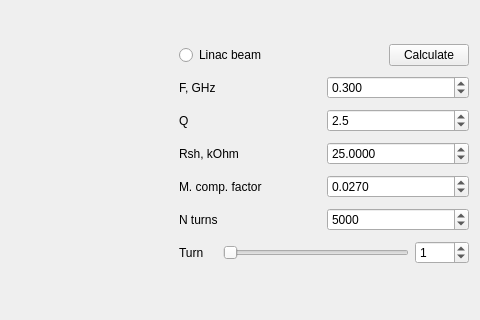
Above: wi.ui from vitaliibalakin/dr_microwave before the change; both pictures show x 681 to 1161 and y 0 to 320 of the 1161 by 800 pixel window. Below: the same form after it.
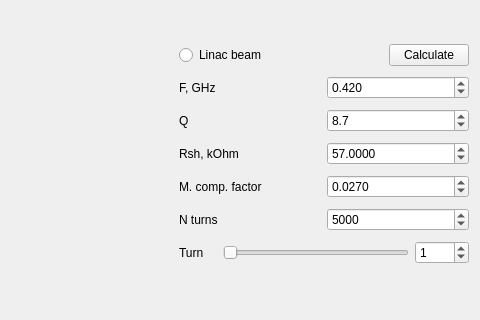
That is the form after the change.

The edit to the form file:
```diff
--- a/wi.ui
+++ b/wi.ui
@@ -106,7 +106,7 @@
           <double>0.100000000000000</double>
          </property>
          <property name="value">
-          <double>2.500000000000000</double>
+          <double>8.699999999999999</double>
          </property>
         </widget>
        </item>
@@ -133,7 +133,7 @@
           <double>5.000000000000000</double>
          </property>
          <property name="value">
-          <double>25.000000000000000</double>
+          <double>57.000000000000000</double>
          </property>
         </widget>
        </item>
@@ -163,7 +163,7 @@
           <double>0.010000000000000</double>
          </property>
          <property name="value">
-          <double>0.300000000000000</double>
+          <double>0.420000000000000</double>
          </property>
         </widget>
        </item>
```
